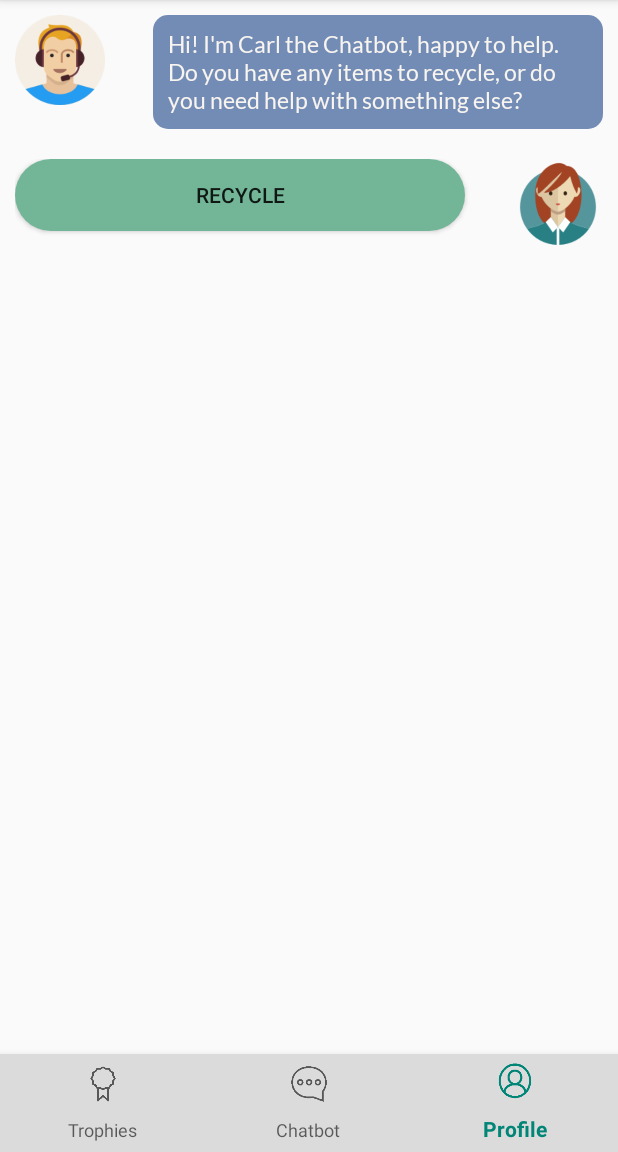
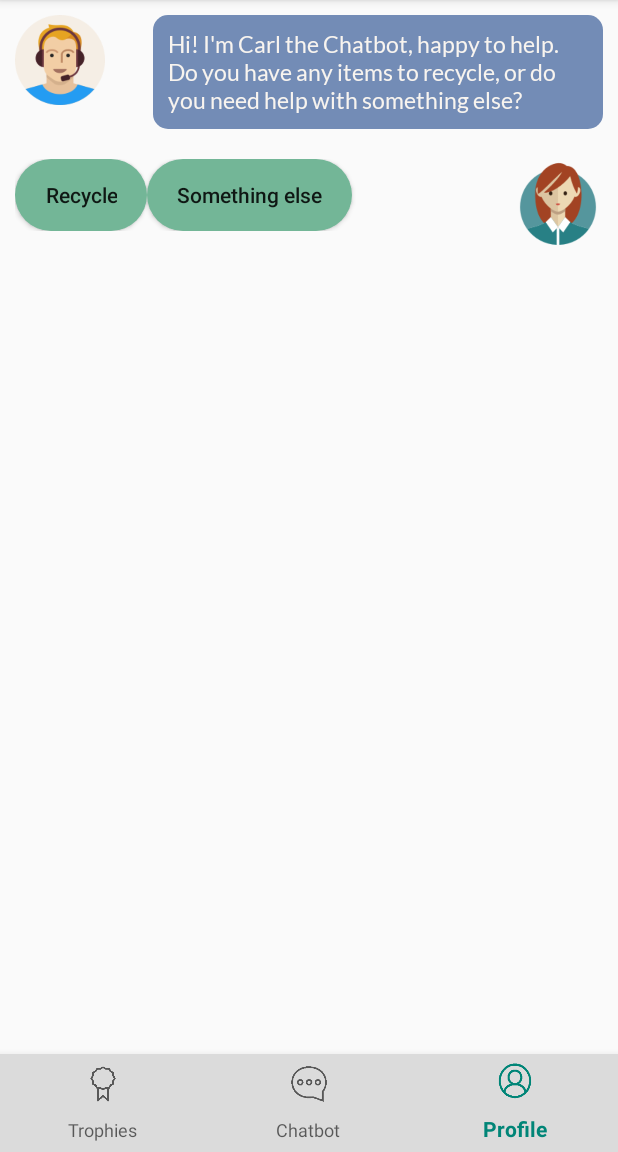
Before and after one commit to AmritShetra/brunel-fyp, an Android app: the fragment ChatbotFragment placed in its activity, on a phone screen of 412 x 824 dp, the part 84-1236 px from its top. Run offline under Robolectric (Android 15) with nearby library versions, the phone set to English and light mode, and no system bars; our stand-ins replace FlexboxLayout; libraries missing offline, so code that uses them is left out: com.loopj.android, cz.msebera.android, io.github.cdimascio.dotenv; pictures from the network do not load; 3 statements that could not run were skipped.

Commit message:
Added more options to Chatbot + using Google Flexbox layout.

```diff
--- a/android/app/build.gradle
+++ b/android/app/build.gradle
@@ -27,9 +27,10 @@ dependencies {
     implementation 'com.android.support:appcompat-v7:28.0.0'
     implementation 'com.android.support.constraint:constraint-layout:2.0.4'
     implementation 'com.android.support:design:28.0.0'
+    implementation 'com.android.support:support-v4:28.0.0'
+    implementation 'com.google.android:flexbox:1.0.0'
     implementation 'com.loopj.android:android-async-http:1.4.9'
     implementation 'io.github.cdimascio:dotenv-java:2.2.0'
-    implementation 'com.android.support:support-v4:28.0.0'
     testImplementation 'junit:junit:4.12'
     androidTestImplementation 'com.android.support.test:runner:1.0.2'
     androidTestImplementation 'com.android.support.test.espresso:espresso-core:3.0.2'
--- a/android/app/src/main/java/com/example/android/brunel_fyp/ChatbotFragment.java
+++ b/android/app/src/main/java/com/example/android/brunel_fyp/ChatbotFragment.java
@@ -3,12 +3,10 @@ package com.example.android.brunel_fyp;
 
 import android.app.Activity;
 import android.content.Intent;
-import android.content.SharedPreferences;
 import android.graphics.Bitmap;
 import android.os.Bundle;
 import android.provider.MediaStore;
 import android.support.v4.app.Fragment;
-import android.support.v4.app.FragmentActivity;
 import android.view.LayoutInflater;
 import android.view.View;
 import android.view.ViewGroup;
@@ -18,6 +16,7 @@ import android.widget.LinearLayout;
 import android.widget.ScrollView;
 import android.widget.TextView;
 
+import com.google.android.flexbox.FlexboxLayout;
 import com.loopj.android.http.AsyncHttpClient;
 import com.loopj.android.http.RequestParams;
 import com.loopj.android.http.TextHttpResponseHandler;
@@ -30,13 +29,11 @@ import cz.msebera.android.httpclient.Header;
 public class ChatbotFragment extends Fragment {
 
     ScrollView scrollView;
-    LinearLayout linearLayout;
+
     int chatbotMessage = R.layout.chatbot_message;
     int userMessage = R.layout.user_message;
 
     final int REQUEST_IMAGE_CAPTURE = 1;
-
-    AsyncHttpClient client = new AsyncHttpClient();
 
     @Override
     public View onCreateView(LayoutInflater inflater, ViewGroup container, Bundle savedInstanceState) {
@@ -44,30 +41,89 @@ public class ChatbotFragment extends Fragment {
         View parentHolder = inflater.inflate(R.layout.fragment_chatbot, container, false);
 
         scrollView = parentHolder.findViewById(R.id.scrollView);
-        linearLayout = parentHolder.findViewById(R.id.linearLayout);
-
-        // Show the introduction message from the chatbot to kick things off
-        addView(chatbotMessage);
-
-        // Add the user message template to the linear layout and edit the button text
-        View firstUserView = addView(userMessage);
-        Button firstUserButton = firstUserView.findViewById(R.id.userButton);
-        firstUserButton.setText(R.string.recycle_option);
-
-        firstUserButton.setOnClickListener(view -> showRecycleInstructions());
+        initialiseChatbot();
 
         return parentHolder;
     }
 
+    private void initialiseChatbot() {
+        // Show the introduction message from the chatbot to kick things off
+        addView(chatbotMessage);
+
+        // Add the user message to the screen, show the two buttons
+        View userOptions = addView(userMessage);
+        FlexboxLayout flowLayout = userOptions.findViewById(R.id.buttonContainer);
+
+        Button recycleButton = createButton(
+                getString(R.string.recycle_option)
+        );
+        flowLayout.addView(recycleButton);
+
+        Button otherButton = createButton(
+                getString(R.string.other_option)
+        );
+        flowLayout.addView(otherButton);
+
+        recycleButton.setOnClickListener(view -> showRecycleInstructions());
+        otherButton.setOnClickListener(view -> showOtherOptions());
+
+    }
+
     // Add the message view to the linear layout and scroll down
     private View addView (int viewLayout){
+        LinearLayout linearLayout = scrollView.findViewById(R.id.linearLayout);
         View newView = getLayoutInflater().inflate(viewLayout, linearLayout, false);
         linearLayout.addView(newView);
         scrollView.post(() -> scrollView.fullScroll(ScrollView.FOCUS_DOWN));
         return newView;
     }
 
-    // Make the chatbot's response visible and edit the text appropriately
+    // Create buttons that the user can press
+    private Button createButton(String text) {
+        Button button = new Button(getContext());
+        button.setText(text);
+        button.setBackgroundResource(R.drawable.user_message_shape);
+        button.setPadding(30, -0, 30, -0);
+        button.setAllCaps(false);
+        return button;
+    }
+
+    // Shows dialogue, followed by two choices for the user
+    private void showOtherOptions() {
+        View chatbotResponse = addView(chatbotMessage);
+        TextView chatbotMessage = chatbotResponse.findViewById(R.id.messageText);
+        chatbotMessage.setText(R.string.other_option_response);
+
+        View userOptions = addView(userMessage);
+        FlexboxLayout flowLayout = userOptions.findViewById(R.id.buttonContainer);
+
+        Button optionOneButton = createButton(
+                getString(R.string.other_option_1)
+        );
+        flowLayout.addView(optionOneButton);
+
+        Button optionTwoButton = createButton(
+                getString(R.string.other_option_2)
+        );
+        flowLayout.addView(optionTwoButton);
+
+        optionOneButton.setOnClickListener(view -> optionResponse(1));
+        optionTwoButton.setOnClickListener(view -> optionResponse(2));
+
+    }
+
+    // Depending on option, return a response from the chatbot
+    private void optionResponse(int option) {
+        View chatbotResponse = addView(chatbotMessage);
+        TextView chatbotMessage = chatbotResponse.findViewById(R.id.messageText);
+
+        if (option == 1)
+            chatbotMessage.setText(R.string.other_option_1_response);
+        else
+            chatbotMessage.setText(R.string.other_option_2_response);
+    }
+
+    // If the user wants to recycle an item, show them appropriate dialogue + a choice
     private void showRecycleInstructions() {
         View chatbotResponse = addView(chatbotMessage);
         TextView chatbotMessage = chatbotResponse.findViewById(R.id.messageText);
@@ -79,10 +135,14 @@ public class ChatbotFragment extends Fragment {
     // Display the user's "take photo" button
     private void showUserButton() {
         View userResponse = addView(userMessage);
-        TextView userButton = userResponse.findViewById(R.id.userButton);
-        userButton.setText(R.string.take_photo);
+        FlexboxLayout flowLayout = userResponse.findViewById(R.id.buttonContainer);
 
-        userButton.setOnClickListener(view -> launchCamera());
+        Button photoButton = createButton(
+                getString(R.string.take_photo)
+        );
+        flowLayout.addView(photoButton);
+
+        photoButton.setOnClickListener(view -> launchCamera());
     }
 
     private void launchCamera() {
@@ -96,10 +156,13 @@ public class ChatbotFragment extends Fragment {
             // Get the photo
             Bitmap photo = (Bitmap) data.getExtras().get("data");
 
-            // Display the photo
+            // Display the photo in
             ImageView imageView = new ImageView(getContext());
             imageView.setImageBitmap(photo);
-            linearLayout.addView(imageView);
+
+            View userResponse = addView(userMessage);
+            FlexboxLayout flowLayout = userResponse.findViewById(R.id.buttonContainer);
+            flowLayout.addView(imageView);
 
             sendPhoto(photo);
         }
@@ -126,6 +189,7 @@ public class ChatbotFragment extends Fragment {
         View chatbotResponse = addView(chatbotMessage);
         TextView response = chatbotResponse.findViewById(R.id.messageText);
 
+        AsyncHttpClient client = new AsyncHttpClient();
         client.post(url, params, new TextHttpResponseHandler(){
             @Override
             public void onStart(){
--- a/android/app/src/main/res/layout/chatbot_message.xml
+++ b/android/app/src/main/res/layout/chatbot_message.xml
@@ -35,7 +35,7 @@
             android:id="@+id/photo"
             android:layout_width="wrap_content"
             android:layout_height="wrap_content"
-            android:contentDescription="" />
+            android:contentDescription="@string/chatbot" />
     </LinearLayout>
 
 </RelativeLayout>
--- a/android/app/src/main/res/layout/user_message.xml
+++ b/android/app/src/main/res/layout/user_message.xml
@@ -2,17 +2,19 @@
 <RelativeLayout xmlns:android="http://schemas.android.com/apk/res/android"
     android:layout_width="match_parent"
     android:layout_height="match_parent"
+    xmlns:app="http://schemas.android.com/apk/res-auto"
     android:padding="10dp">
 
-    <Button
-        android:id="@+id/userButton"
-        android:layout_width="300dp"
+    <com.google.android.flexbox.FlexboxLayout
+        android:id="@+id/buttonContainer"
+        android:layout_width="wrap_content"
         android:layout_height="wrap_content"
-        android:text=""
-        android:background="@drawable/user_message_shape"
-        android:layout_alignParentStart="true" />
+        android:layout_toStartOf="@+id/avatar"
+        app:flexWrap="wrap" >
+    </com.google.android.flexbox.FlexboxLayout>
 
     <ImageView
+        android:id="@+id/avatar"
         android:layout_width="60dp"
         android:layout_height="60dp"
         android:src="@drawable/avatar"
--- a/android/app/src/main/res/values/strings.xml
+++ b/android/app/src/main/res/values/strings.xml
@@ -22,18 +22,26 @@
     <string name="edit">Edit</string>
     <string name="logout">Log Out</string>
 
-    <!-- Chatbot -->
-    <string name="intro_message">
-        Hi! I\'m Carl the Chatbot, happy to help.
-        Do you have any items to recycle, or do you need help with something else?
+    <!-- Chatbot messages -->
+    <string name="intro_message">Hi! I\'m Carl the Chatbot, happy to help. Do you have any items to recycle, or do you need help with something else?</string>
+    <string name="other_option_response">Something else? Sure. I can help you out with a few things!</string>
+    <string name="other_option_1_response">Trophies are essentially an achievement/reward system.
+        \n\n You can earn trophies for completing various recycling activities.
+        \n\n In the Trophies tab, you can see which ones you\'ve unlocked, and how to get more!
+        \n\n Good luck :)</string>
+    <string name="other_option_2_response">This is a final year project app, so a lot of features have only recently been finished.
+        \n\n Feel free to provide feedback for anything you would like added to the app.</string>
+    <string name="recycle_instruction">You would like to recycle an item, sure thing.
+        \n\n You\'ll need to take a photo of the recycling code on the side of the packaging so I can tell you what to do!
     </string>
+    <string name="try_again">Hmm, looks like that didn\'t work.
+        \n\n Looks like there are some connection issues. Check your internet connection, and let\'s try that again!
+    </string>
+
+    <!-- User options -->
     <string name="recycle_option">Recycle</string>
-    <string name="recycle_instruction">
-        You would like to recycle an item, sure thing. You\'ll need to take a photo of the
-        recycling code on the side of the packaging so I can tell you what to do!
-    </string>
+    <string name="other_option">Something else</string>
+    <string name="other_option_1">What are trophies and how do I earn them?</string>
+    <string name="other_option_2">When is \"x\" feature coming to the app?</string>
     <string name="take_photo">Take Photo</string>
-    <string name="try_again">
-        Hmm, looks like that didn\'t work. Looks like there are some connection issues.
-        Check your internet connection, and let\'s try that again!</string>
 </resources>
```
